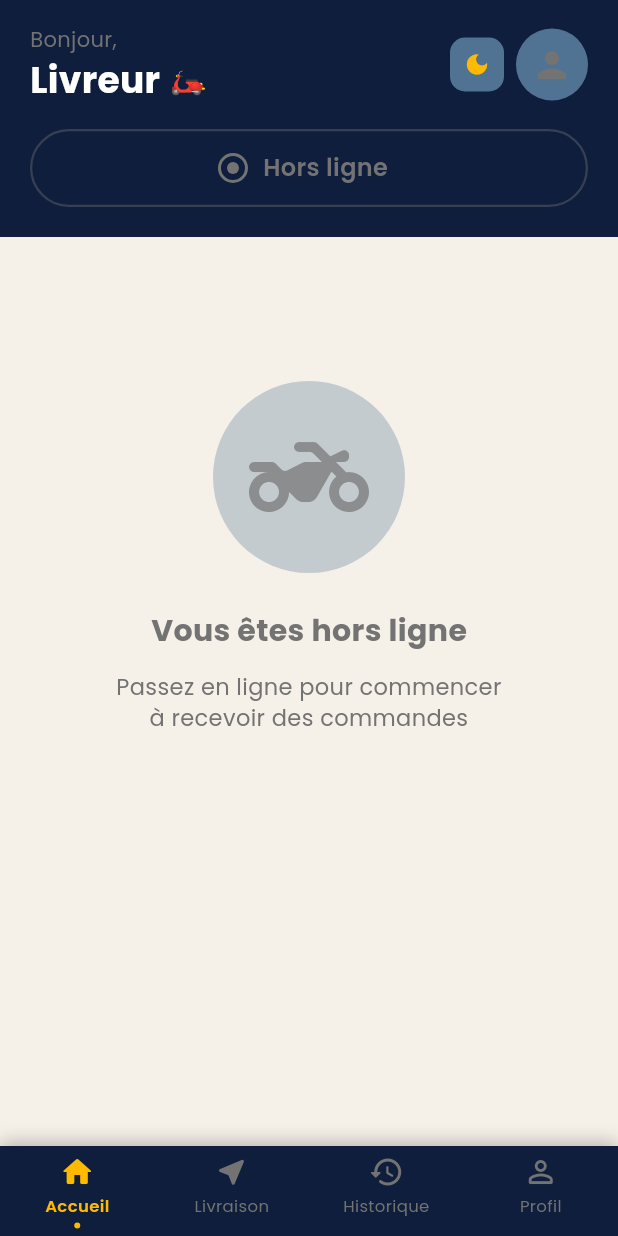
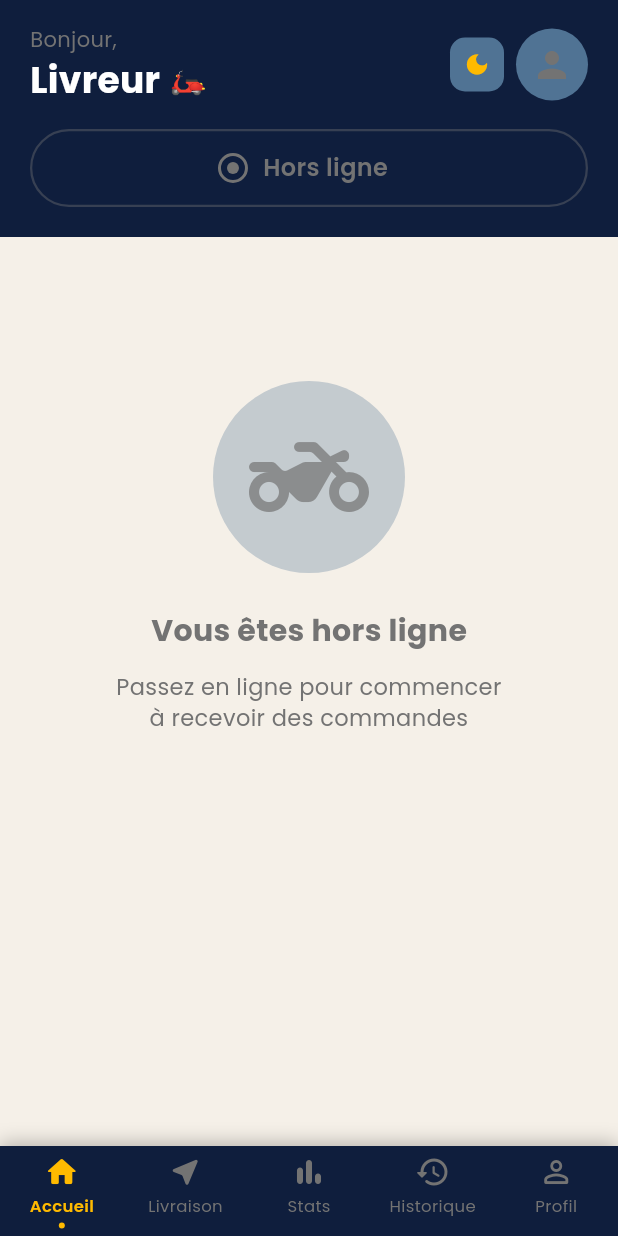
Before and after one commit to raihana10/flutter-local-delivery-app, a Flutter app: the DashboardScreen screen opened by its route, on a phone screen of 412 x 824 dp. Run offline on Flutter 3.47's test engine with Material 3 defaults, Android fonts, the phone set to English and light mode, and no system bars; our stand-ins replace csv, dio, file_picker, fl_chart, flutter_dotenv, flutter_map and 8 more; missing offline and left inert: excel; accounts and stored records are empty.

Commit message:
feat(navigation): add stats tab to bottom navigation bar

```diff
--- a/frontend/lib/presentation/widgets/livreur/bottom_nav_bar.dart
+++ b/frontend/lib/presentation/widgets/livreur/bottom_nav_bar.dart
@@ -1,6 +1,8 @@
 import 'package:flutter/material.dart';
 import '../../../core/constants/app_colors.dart';
 import '../../../core/constants/app_strings.dart';
+import 'package:provider/provider.dart';
+import '../../../core/providers/auth_provider.dart';
 
 class LivreurBottomNavBar extends StatelessWidget {
   final int currentIndex;
@@ -14,6 +16,8 @@ class LivreurBottomNavBar extends StatelessWidget {
 
   @override
   Widget build(BuildContext context) {
+    final pdpUrl = context.watch<AuthProvider>().user?.pdp;
+
     return Container(
       decoration: const BoxDecoration(
         color: AppColors.navyDark,
@@ -43,14 +47,21 @@ class LivreurBottomNavBar extends StatelessWidget {
               _NavItem(
                   index: 2,
                   currentIndex: currentIndex,
+                  icon: Icons.bar_chart_rounded,
+                  label: 'Stats',
+                  onTap: onTap),
+              _NavItem(
+                  index: 3,
+                  currentIndex: currentIndex,
                   icon: Icons.history_rounded,
                   label: 'Historique',
                   onTap: onTap),
               _NavItem(
-                  index: 3,
+                  index: 4,
                   currentIndex: currentIndex,
                   icon: Icons.person_outline_rounded,
                   label: 'Profil',
+                  imageUrl: pdpUrl,
                   onTap: onTap),
             ],
           ),
@@ -66,6 +77,7 @@ class _NavItem extends StatelessWidget {
   final IconData icon;
   final String label;
   final ValueChanged<int> onTap;
+  final String? imageUrl;
 
   const _NavItem({
     required this.index,
@@ -73,6 +85,7 @@ class _NavItem extends StatelessWidget {
     required this.icon,
     required this.label,
     required this.onTap,
+    this.imageUrl,
   });
 
   @override
@@ -85,11 +98,25 @@ class _NavItem extends StatelessWidget {
         child: Column(
           mainAxisAlignment: MainAxisAlignment.center,
           children: [
-            Icon(
-              icon,
-              color: selected ? AppColors.yellow : AppColors.textSecondary,
-              size: 24,
-            ),
+            if (imageUrl != null)
+              Container(
+                width: 24,
+                height: 24,
+                decoration: BoxDecoration(
+                  shape: BoxShape.circle,
+                  border: Border.all(color: selected ? AppColors.yellow : Colors.transparent, width: 2),
+                  image: DecorationImage(
+                    image: NetworkImage(imageUrl!),
+                    fit: BoxFit.cover,
+                  ),
+                ),
+              )
+            else
+              Icon(
+                icon,
+                color: selected ? AppColors.yellow : AppColors.textSecondary,
+                size: 24,
+              ),
             const SizedBox(height: 3),
             Text(
               label,
```
